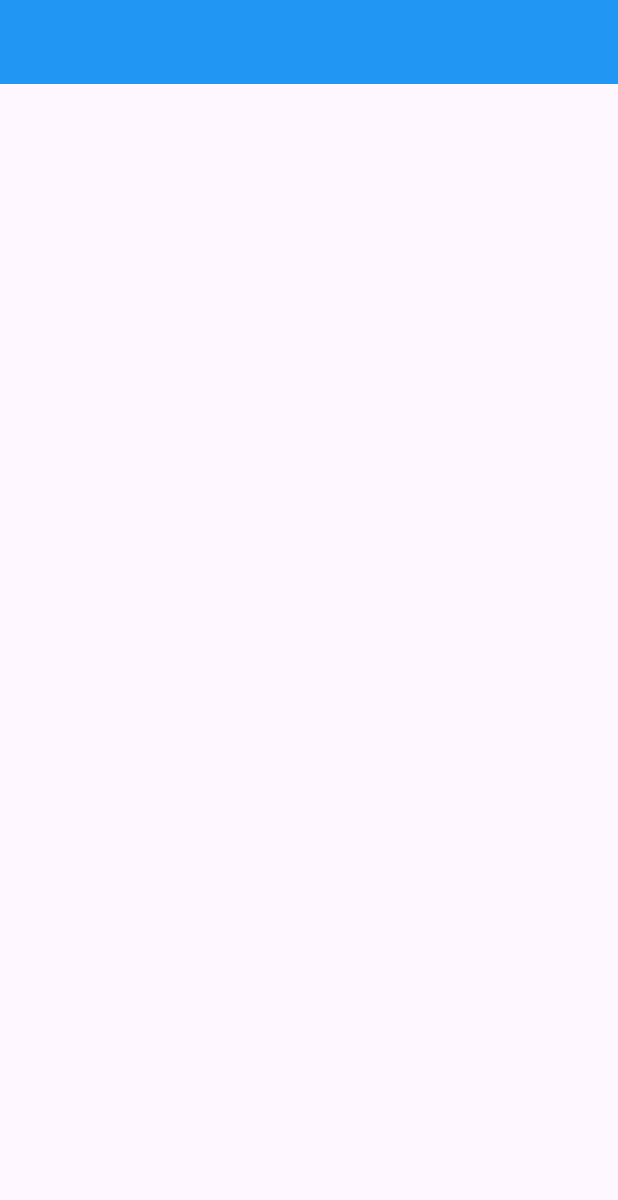
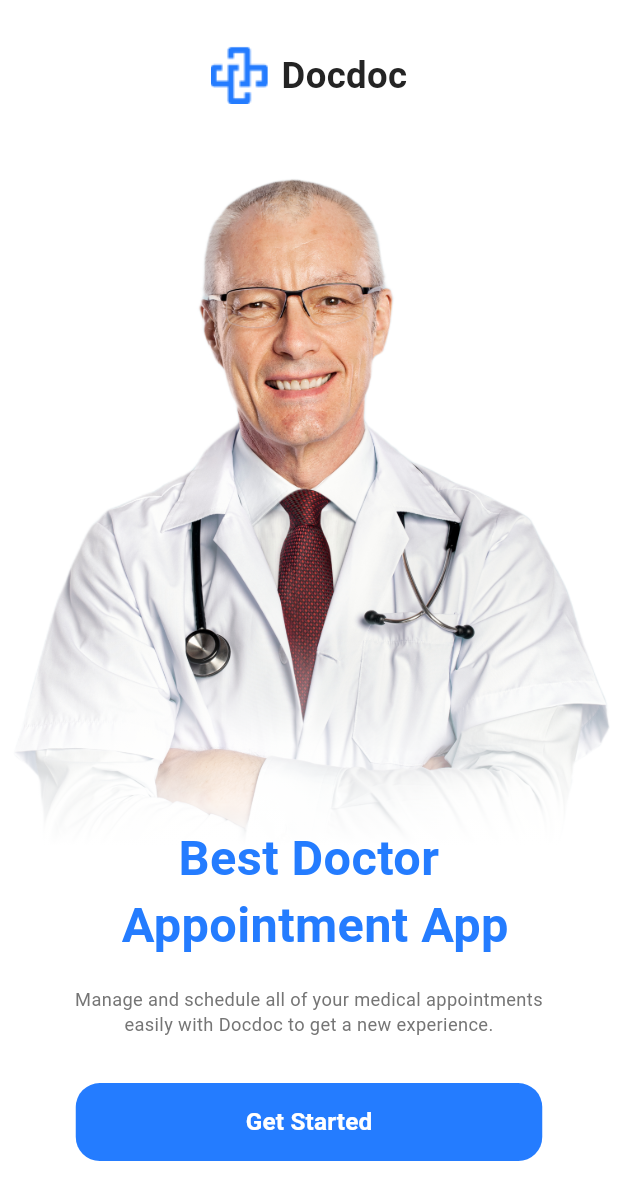
Before and after one commit to mahmoudkamalx14/flutter_advanced_project, a Flutter app: the screen it shows after launch, on a phone screen of 412 x 824 dp. Shown: the top 1200 px of the screen. Run offline on Flutter 3.47's test engine with Material 3 defaults, Android fonts, the phone set to English and light mode, and no system bars; our stand-ins replace flutter_screenutil.

Commit message:
first commit

```diff
--- /dev/null
+++ b/lib/core/helpers/extentions.dart
@@ -0,0 +1,15 @@
+import 'package:flutter/material.dart';
+
+extension Navigation on BuildContext {
+  void navigateTo(String routeName) {
+    Navigator.pushNamed(this, routeName);
+  }
+
+  void navigateToReplacement(String routeName) {
+    Navigator.pushReplacementNamed(this, routeName);
+  }
+
+  void navigateToAndRemoveUntil(String routeName) {
+    Navigator.pushNamedAndRemoveUntil(this, routeName, (route) => false);
+  }
+}
--- /dev/null
+++ b/lib/core/routes/app_router.dart
@@ -0,0 +1,29 @@
+import 'package:flutter/material.dart';
+import 'package:flutter_advanced_project/core/routes/routes.dart';
+import 'package:flutter_advanced_project/features/login/ui/screens/login_screen.dart';
+import 'package:flutter_advanced_project/features/on_boarding/ui/screens/onboarding_screen.dart';
+
+class AppRouter {
+  Route generateRoute(RouteSettings settings) {
+    // Extract the route name from the settings.
+    final String routeName = settings.name!;
+
+    switch (routeName) {
+      case Routes.onBoardingScreen:
+        // Return a MaterialPageRoute for the OnBoardingScreen route.
+        return MaterialPageRoute(builder: (_) => const OnBoardingScreen());
+      case Routes.loginScreen:
+        // Return a MaterialPageRoute for the LoginScreen route.
+        return MaterialPageRoute(builder: (_) => const LoginScreen());
+      default:
+        // If the requested route is not found, return a MaterialPageRoute for an unknown screen.
+        return MaterialPageRoute(
+          builder: (_) => Scaffold(
+            body: Center(
+              child: Text('No route defined for ${settings.name}'),
+            ),
+          ),
+        );
+    }
+  }
+}
--- /dev/null
+++ b/lib/core/routes/routes.dart
@@ -0,0 +1,5 @@
+class Routes {
+  static const String onBoardingScreen = '/onBoardingScreen';
+
+  static const String loginScreen = '/loginScreen';
+}
--- /dev/null
+++ b/lib/core/theme/colors.dart
@@ -0,0 +1,7 @@
+import 'package:flutter/material.dart';
+
+class ColorsManager {
+  static const Color mainBlue = Color(0xFF247CFF);
+
+  static const Color textGray = Color(0xFF757575);
+}
--- /dev/null
+++ b/lib/core/theme/styles.dart
@@ -0,0 +1,29 @@
+import 'package:flutter/material.dart';
+import 'package:flutter_advanced_project/core/theme/colors.dart';
+import 'package:flutter_screenutil/flutter_screenutil.dart';
+
+class TextStyles {
+  static TextStyle font24Black700Wieght = TextStyle(
+    fontSize: 24.sp,
+    fontWeight: FontWeight.w700,
+    color: const Color(0xFF242424),
+  );
+
+  static TextStyle font32mainBlue700Wieght = TextStyle(
+    fontSize: 32.sp,
+    fontWeight: FontWeight.w700,
+    color: ColorsManager.mainBlue,
+  );
+
+  static TextStyle font13TextGrayNormal = TextStyle(
+    fontSize: 12.sp,
+    fontWeight: FontWeight.normal,
+    color: ColorsManager.textGray,
+  );
+
+  static TextStyle font16mainBlueBold = TextStyle(
+    fontSize: 16.sp,
+    fontWeight: FontWeight.bold,
+    color: Colors.white,
+  );
+}
--- /dev/null
+++ b/lib/doc_app.dart
@@ -0,0 +1,29 @@
+import 'package:flutter/material.dart';
+import 'package:flutter_advanced_project/core/routes/app_router.dart';
+import 'package:flutter_advanced_project/core/routes/routes.dart';
+import 'package:flutter_advanced_project/core/theme/colors.dart';
+import 'package:flutter_screenutil/flutter_screenutil.dart';
+
+class DocApp extends StatelessWidget {
+  const DocApp({super.key, required this.appRouter});
+
+  final AppRouter appRouter;
+
+  @override
+  Widget build(BuildContext context) {
+    return ScreenUtilInit(
+      designSize: const Size(375, 812),
+      minTextAdapt: true,
+      child: MaterialApp(
+        debugShowCheckedModeBanner: false,
+        title: 'Doc App',
+        initialRoute: Routes.onBoardingScreen,
+        onGenerateRoute: appRouter.generateRoute,
+        theme: ThemeData(
+          primaryColor: ColorsManager.mainBlue,
+          scaffoldBackgroundColor: Colors.white,
+        ),
+      ),
+    );
+  }
+}
--- /dev/null
+++ b/lib/features/login/ui/screens/login_screen.dart
@@ -0,0 +1,15 @@
+import 'package:flutter/material.dart';
+
+class LoginScreen extends StatelessWidget {
+  const LoginScreen({super.key});
+
+  @override
+  Widget build(BuildContext context) {
+    return Scaffold(
+      appBar: AppBar(),
+      body: const Center(
+        child: Text('Login Screen'),
+      ),
+    );
+  }
+}
--- /dev/null
+++ b/lib/features/on_boarding/ui/screens/onboarding_screen.dart
@@ -0,0 +1,47 @@
+import 'package:flutter/material.dart';
+import 'package:flutter_advanced_project/core/theme/styles.dart';
+import 'package:flutter_screenutil/flutter_screenutil.dart';
+
+import '../widgets/doc_logo_and_name.dart';
+import '../widgets/doctor_image_and_text.dart';
+import '../widgets/get_restarted_button.dart';
+
+class OnBoardingScreen extends StatelessWidget {
+  const OnBoardingScreen({super.key});
+
+  @override
+  Widget build(BuildContext context) {
+    return Scaffold(
+      body: SafeArea(
+          child: SingleChildScrollView(
+        child: Padding(
+          padding: EdgeInsets.only(
+            top: 30.h,
+            bottom: 30.h,
+          ),
+          child: Column(
+            children: [
+              const DocLogoAndName(),
+              SizedBox(height: 30.h),
+              const DoctorImageAndText(),
+              SizedBox(height: 18.h),
+              Padding(
+                padding: EdgeInsets.symmetric(horizontal: 30.w),
+                child: Column(
+                  children: [
+                    Text(
+                        'Manage and schedule all of your medical appointments easily with Docdoc to get a new experience.',
+                        style: TextStyles.font13TextGrayNormal,
+                        textAlign: TextAlign.center),
+                    SizedBox(height: 30.h),
+                    const GetRestartedButton(),
+                  ],
+                ),
+              ),
+            ],
+          ),
+        ),
+      )),
+    );
+  }
+}
--- /dev/null
+++ b/lib/features/on_boarding/ui/widgets/doc_logo_and_name.dart
@@ -0,0 +1,24 @@
+import 'package:flutter/material.dart';
+import 'package:flutter_advanced_project/core/theme/styles.dart';
+import 'package:flutter_screenutil/flutter_screenutil.dart';
+
+class DocLogoAndName extends StatelessWidget {
+  const DocLogoAndName({super.key});
+
+  @override
+  Widget build(BuildContext context) {
+    return Row(
+      mainAxisAlignment: MainAxisAlignment.center,
+      children: [
+        Image.asset('assets/svg/docdoc_logo.png'),
+        SizedBox(
+          width: 8.h,
+        ),
+        Text(
+          'Docdoc',
+          style: TextStyles.font24Black700Wieght,
+        )
+      ],
+    );
+  }
+}
--- /dev/null
+++ b/lib/features/on_boarding/ui/widgets/doctor_image_and_text.dart
@@ -0,0 +1,35 @@
+import 'package:flutter/material.dart';
+import 'package:flutter_advanced_project/core/theme/styles.dart';
+
+class DoctorImageAndText extends StatelessWidget {
+  const DoctorImageAndText({super.key});
+
+  @override
+  Widget build(BuildContext context) {
+    return Stack(
+      alignment: Alignment.bottomCenter,
+      children: [
+        Container(
+          foregroundDecoration: BoxDecoration(
+            gradient: LinearGradient(
+                colors: [
+                  Colors.white,
+                  Colors.white.withOpacity(0.0),
+                ],
+                begin: Alignment.bottomCenter,
+                end: Alignment.topCenter,
+                stops: const [0.14, 0.4]),
+          ),
+          child: Image.asset('assets/images/onboarding_doctor.png'),
+        ),
+        Positioned(
+          child: Text(
+            'Best Doctor\n Appointment App',
+            style: TextStyles.font32mainBlue700Wieght.copyWith(height: 1.4),
+            textAlign: TextAlign.center,
+          ),
+        ),
+      ],
+    );
+  }
+}
--- /dev/null
+++ b/lib/features/on_boarding/ui/widgets/get_restarted_button.dart
@@ -0,0 +1,29 @@
+import 'package:flutter/material.dart';
+import 'package:flutter_advanced_project/core/theme/colors.dart';
+
+import '../../../../core/theme/styles.dart';
+
+class GetRestartedButton extends StatelessWidget {
+  const GetRestartedButton({super.key});
+
+  @override
+  Widget build(BuildContext context) {
+    return TextButton(
+      onPressed: () {},
+      style: ButtonStyle(
+        backgroundColor: MaterialStateProperty.all(ColorsManager.mainBlue),
+        tapTargetSize: MaterialTapTargetSize.shrinkWrap,
+        shape: MaterialStateProperty.all(
+          RoundedRectangleBorder(
+            borderRadius: BorderRadius.circular(16),
+          ),
+        ),
+        minimumSize: MaterialStateProperty.all(const Size(311, 52)),
+      ),
+      child: Text(
+        'Get Started',
+        style: TextStyles.font16mainBlueBold,
+      ),
+    );
+  }
+}
--- a/lib/main.dart
+++ b/lib/main.dart
@@ -1,20 +1,9 @@
 import 'package:flutter/material.dart';
+import 'package:flutter_advanced_project/core/routes/app_router.dart';
+import 'package:flutter_advanced_project/doc_app.dart';
 
 void main() {
-  runApp(const MyApp());
+  runApp(DocApp(
+    appRouter: AppRouter(),
+  ));
 }
-
-class MyApp extends StatelessWidget {
-  const MyApp({super.key});
-
-  @override
-  Widget build(BuildContext context) {
-    return MaterialApp(
-      debugShowCheckedModeBanner: false,
-      home: Scaffold(
-          appBar: AppBar(
-        backgroundColor: Colors.blue,
-      )),
-    );
-  }
-}
```
Also changed, not shown: pubspec.yaml (+17 -34 lines), assets/images/onboarding_doctor.png (added), assets/svg/docdoc_logo.png (added), pubspec.lock, 1 other file.
